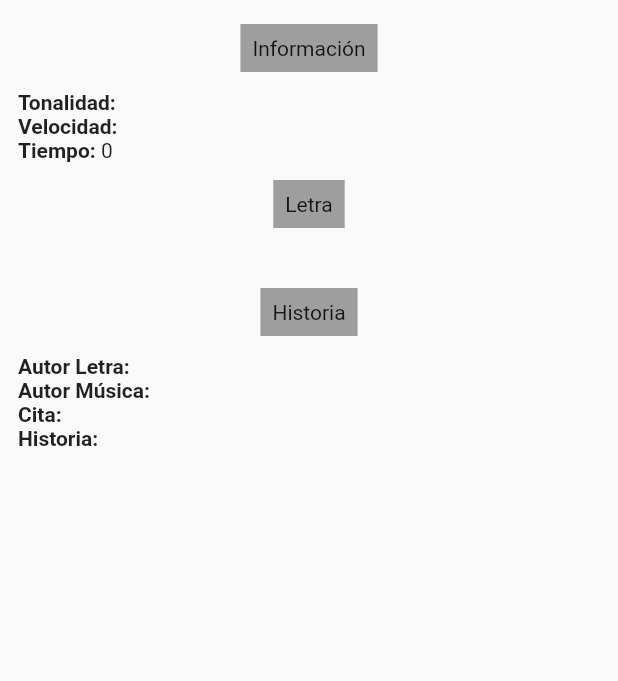
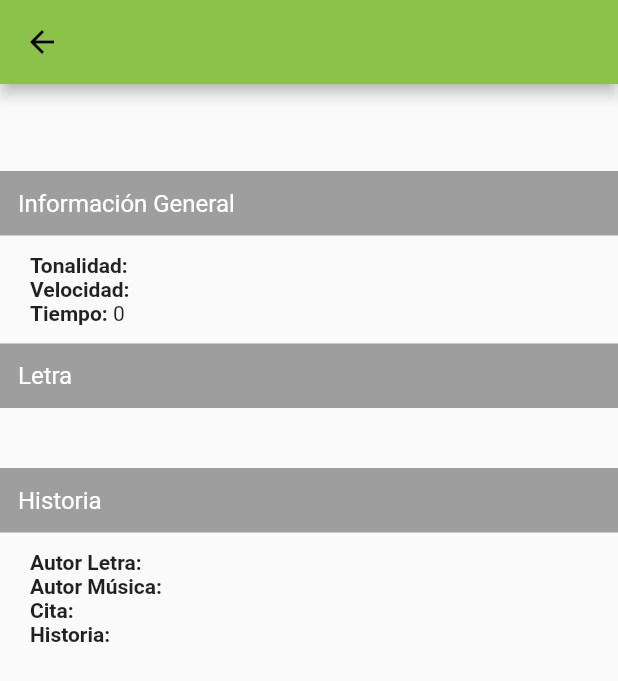
Before and after one commit to JoelGZ/himnarioFlutter, a Flutter app: the CoroDetailRoute screen opened directly with empty values, on a phone screen of 412 x 824 dp. Shown: the top 681 px of the screen. Run offline on Flutter 3.47's test engine with Material 2 defaults, Android fonts, the phone set to English and light mode, and no system bars.

Commit message:
Search in Busqueda works. CoroDetail finished layout.

```diff
--- a/lib/coro_detail_route.dart
+++ b/lib/coro_detail_route.dart
@@ -1,10 +1,11 @@
 import 'dart:ffi';
 
+import 'package:flutter/cupertino.dart';
 import 'package:flutter/material.dart';
 import 'package:himnario/data/coro.dart';
 
-const double _paddingSubheadings = 8.0;
-const double _leftPaddingText = 12.0;
+const double _paddingSubheadings = 12.0;
+const double _leftPaddingText = 20.0;
 
 class CoroDetailRoute extends StatelessWidget {
   final Coro coro;
@@ -51,53 +52,25 @@ class CoroDetailRoute extends StatelessWidget {
     }
   }
 
-  Widget _buildCitaWidget() {
-    if (coro.cita != null) {
-      return Row(
+  Widget _buildInformacionWidget() {
+    return Column(
+      crossAxisAlignment: CrossAxisAlignment.stretch,
       children: <Widget>[
-          Text(
-            "Cita: ",
-            style: TextStyle(fontWeight: FontWeight.bold),
-          ),
-          Text(coro.cita),
-        ],
-      );
-    } else {
-      return null;
-    }
-  }
-
-  Widget _buildHistoriaWidget() {
-    if (coro.historia != null) {
-      return Row(
-        children: <Widget>[
-          Text(
-            "Historia: ",
-            style: TextStyle(fontWeight: FontWeight.bold),
-          ),
-          Text(coro.historia),
-        ],
-      );
-    } else {
-      return null;
-    }
-  }
-
-  @override
-  Widget build(BuildContext context) {
-    return Container(
-      child: Column(
-        children: <Widget>[
-          Text(coro.nombre),
       Container(
         color: Colors.grey[500],
         child: Padding(
           padding: const EdgeInsets.all(_paddingSubheadings),
-              child: Text("Información"),
+          child: Text(
+            "Información General",
+            style: TextStyle(
+                color: Colors.white,
+                fontSize: 16.0,
+                fontWeight: FontWeight.w400),
+          ),
         ),
       ),
       Padding(
-              padding: EdgeInsets.all(_leftPaddingText),
+          padding: EdgeInsets.fromLTRB(_leftPaddingText, 12.0, 8.0, 12.0),
           child: Column(
             children: <Widget>[
               Row(
@@ -131,26 +104,31 @@ class CoroDetailRoute extends StatelessWidget {
               )
             ],
           )),
+    ],);
+  }
+
+  Widget _buildHistoriaWidget() {
+    var showCita = coro.cita != null;
+    var showHistoria = coro.historia != null;
+
+    return Column(
+      crossAxisAlignment: CrossAxisAlignment.stretch,
+      children: <Widget>[
         Container(
           color: Colors.grey[500],
           child: Padding(
             padding: const EdgeInsets.all(_paddingSubheadings),
-              child: Text("Letra"),
+            child: Text(
+              "Historia",
+              style: TextStyle(
+                  color: Colors.white,
+                  fontSize: 16.0,
+                  fontWeight: FontWeight.w400),
+            ),
           ),
         ),
         Padding(
-            padding: EdgeInsets.all(_leftPaddingText),
-            child: Text(coro.cuerpo),
-          ),
-          Container(
-            color: Colors.grey[500],
-            child: Padding(
-              padding: const EdgeInsets.all(_paddingSubheadings),
-              child: Text("Historia"),
-            ),
-          ),
-          Padding(
-            padding: EdgeInsets.all(_leftPaddingText),
+          padding: EdgeInsets.fromLTRB(_leftPaddingText, 12.0, 8.0, 12.0),
           child: Column(
             children: <Widget>[
               Row(
@@ -171,10 +149,70 @@ class CoroDetailRoute extends StatelessWidget {
                   Text(coro.autorMusica),
                 ],
               ),
-                _buildCitaWidget(),
-                _buildHistoriaWidget(),
+              ///Conditional rendering of cita info
+              showCita ? Row(
+                children: <Widget>[
+                  Text(
+                    "Cita: ",
+                    style: TextStyle(fontWeight: FontWeight.bold),
+                  ),
+                  Text(coro.cita),
+                ],
+              ) : Container(height: 0, width: 0,),
+              ///Conditional rendering of historia info
+              showHistoria ? Row(
+                children: <Widget>[
+                  Text(
+                    "Historia: ",
+                    style: TextStyle(fontWeight: FontWeight.bold),
+                  ),
+                  Text(coro.historia),
+                ],
+              ) : Container(height: 0, width: 0,)
             ],
           ),
+        ),
+      ],);
+  }
+
+  @override
+  Widget build(BuildContext context) {
+    return Scaffold(
+      appBar: AppBar(),
+      body: CustomScrollView(
+        slivers: <Widget>[
+          SliverList(
+            delegate: SliverChildListDelegate([
+              Padding(
+                padding: const EdgeInsets.all(16.0),
+                child: Text(
+                  coro.nombre,
+                  style: TextStyle(fontSize: 22.0),
+                ),
+              ),
+              _buildInformacionWidget(),
+              Container(
+                color: Colors.grey[500],
+                child: Padding(
+                  padding: const EdgeInsets.all(_paddingSubheadings),
+                  child: Text(
+                    "Letra",
+                    style: TextStyle(
+                        color: Colors.white,
+                        fontSize: 16.0,
+                        fontWeight: FontWeight.w400),
+                  ),
+                ),
+              ),
+              Padding(
+                padding: EdgeInsets.fromLTRB(_leftPaddingText, 12.0, 8.0, 12.0),
+                child: Text(
+                  coro.cuerpo,
+                  style: TextStyle(fontSize: 14.0),
+                ),
+              ),
+              _buildHistoriaWidget(),
+            ]),
           )
         ],
       ),
```
Lines whose indentation alone changed are shown as unchanged.
